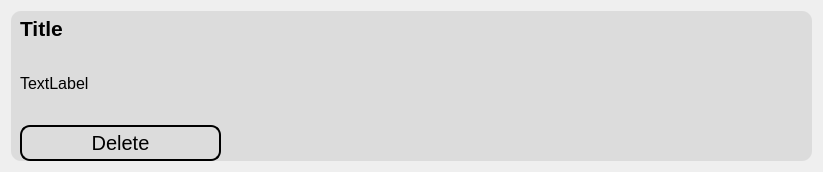
Before: the Qt Designer form ui/saved.ui in Achu-Worifung/quickMove, drawn with Qt 5.
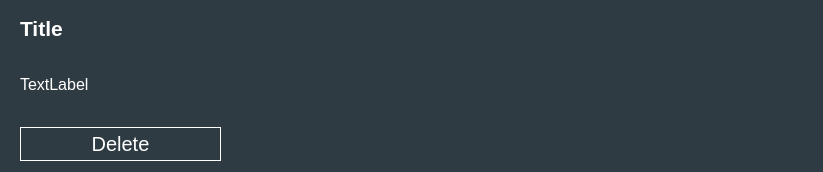
After: the same form once the commit is applied. Icons and pictures are not drawn.

```diff
--- a/ui/saved.ui
+++ b/ui/saved.ui
@@ -19,6 +19,26 @@
   <property name="windowTitle">
    <string>Form</string>
   </property>
+  <property name="styleSheet">
+   <string notr="true">QPushButton{
+    border-style: outset;
+    border-width: 1px;
+    border-radius: 0px;
+    border-color: white;
+    padding: 4px;
+font:20px;
+
+}
+
+QWidget{
+
+color:rgb(255, 255, 255);
+background-color:rgb(47, 59, 66);
+    border-radius: 0px;
+
+
+}</string>
+  </property>
   <layout class="QVBoxLayout" name="verticalLayout">
    <item>
     <widget class="QWidget" name="container" native="true">
@@ -29,9 +49,7 @@
       </size>
      </property>
      <property name="styleSheet">
-      <string notr="true">background-color: rgb(220, 220, 220);
-border-color: rgb(192, 192, 192);
-border-radius: 10px;</string>
+      <string notr="true"/>
      </property>
      <layout class="QVBoxLayout" name="verticalLayout_3">
       <property name="spacing">
@@ -208,12 +226,7 @@
               <cursorShape>OpenHandCursor</cursorShape>
              </property>
              <property name="styleSheet">
-              <string notr="true">    border-style: outset;
-    border-width: 2px;
-    border-radius: 10px;
-    border-color: black;
-    padding: 4px;
-font:20px</string>
+              <string notr="true"/>
              </property>
              <property name="text">
               <string>Delete</string>
```
